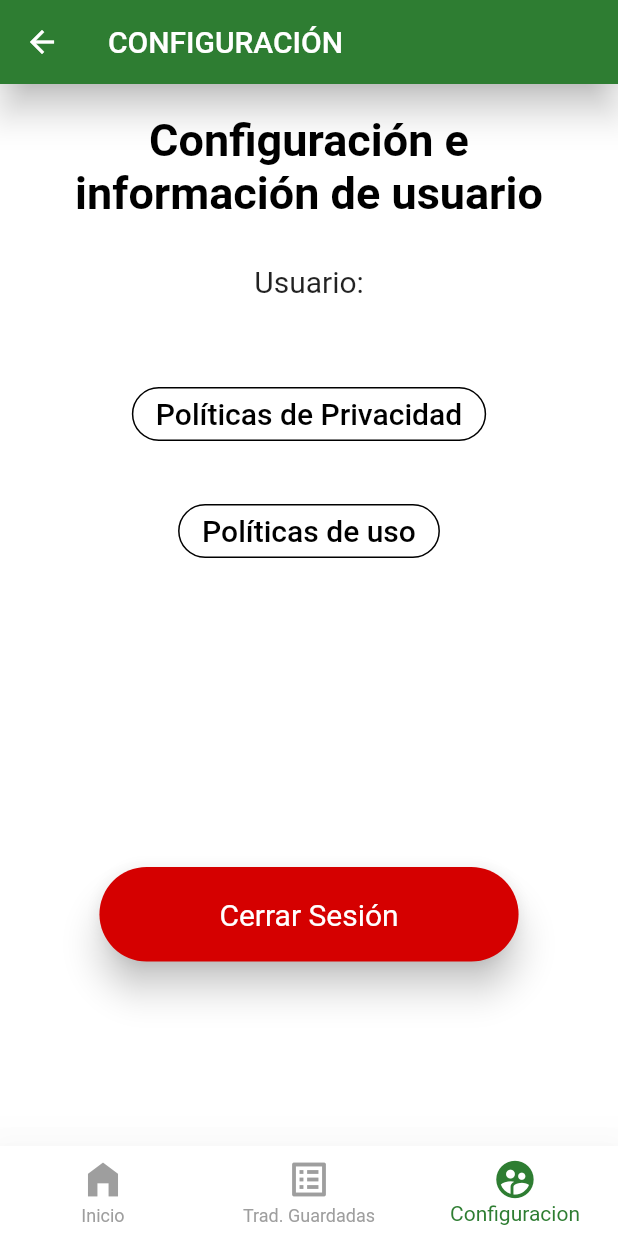
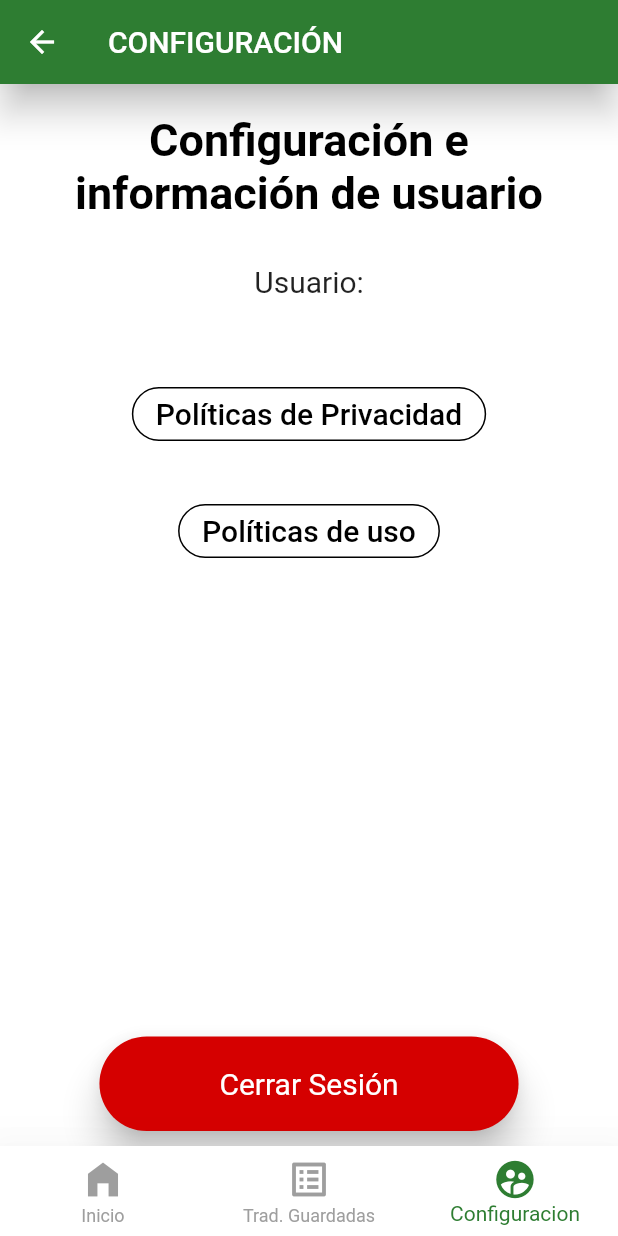
Before and after one commit to OlafRuv/traduciendo_con_sentido, a Flutter app: the ConfiguracionPage screen opened by its route, on a phone screen of 412 x 824 dp. Run offline on Flutter 3.47's test engine with Material 2 defaults, Android fonts, the phone set to English and light mode, and no system bars; our stand-ins replace cloud_firestore, firebase_auth, firebase_core, image_picker, open_file; missing offline and left inert: google_ml_kit, syncfusion_flutter_pdf; accounts and stored records are empty.

Commit message:
Implementacion TODO expanded en column

```diff
--- a/lib/src/pages/settings_section/configuracion_page.dart
+++ b/lib/src/pages/settings_section/configuracion_page.dart
@@ -22,10 +22,7 @@ class _ConfiguracionPageState extends State<ConfiguracionPage> {
         title: const Text('CONFIGURACIÓN'),
       ),
 
-      body: Stack(
-        children: [
-          SingleChildScrollView( //similar a listview, la diferencia es que abarca toda la pantalla
-              child: Column(
+      body: Column(
         children: [
           const CustomPageDescription(title: 'Configuración e información de usuario'), // Titulo o descripcion de la pagina
           const Text('Usuario:',
@@ -40,8 +37,11 @@ class _ConfiguracionPageState extends State<ConfiguracionPage> {
           const CustomOutlinedButton(textContent: 'Políticas de Privacidad',textSize: AppTheme.size20, route: 'politicas_privacidad'),
           const SizedBox(height: 30.0,),
           const CustomOutlinedButton(textContent: 'Políticas de uso',textSize: AppTheme.size20, route: 'politicas_uso'),
-                  // TODO: Editar para que sea una caja o alguna seccion expandida
-                  const SizedBox(height: 200.0,),
+          Expanded(
+            child: Container(
+              width: 100,
+            ),
+          ),
           // _botonSalir(context),
           CustomButton( // Para cerrar sesion contamos con uno de nuestros cutom button hasta el fondo de la pagina
             padHButton: 80.0,
@@ -57,9 +57,7 @@ class _ConfiguracionPageState extends State<ConfiguracionPage> {
               );
             }
           ),
-                ],
-              ),
-            )
+          const SizedBox(height: 10),
         ],
       ),
       bottomNavigationBar: const CustomBottomNavigation(botonBarraActual: 2),
```
Lines whose indentation alone changed are shown as unchanged.
